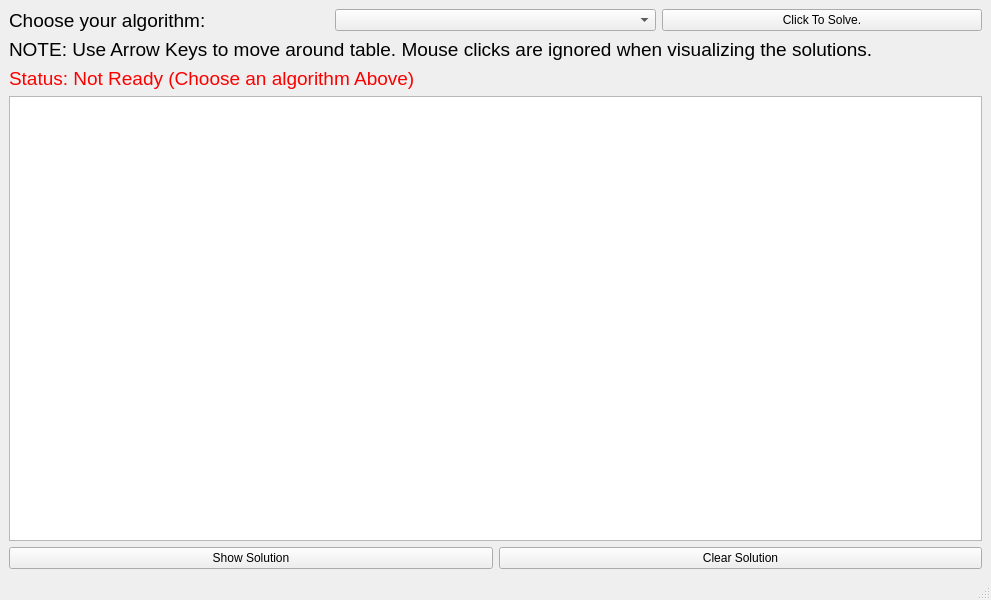
SaifMasoud/knapsack-visualizer, file knapsack_visualizer/knapsack_layout.ui: the form before one commit.
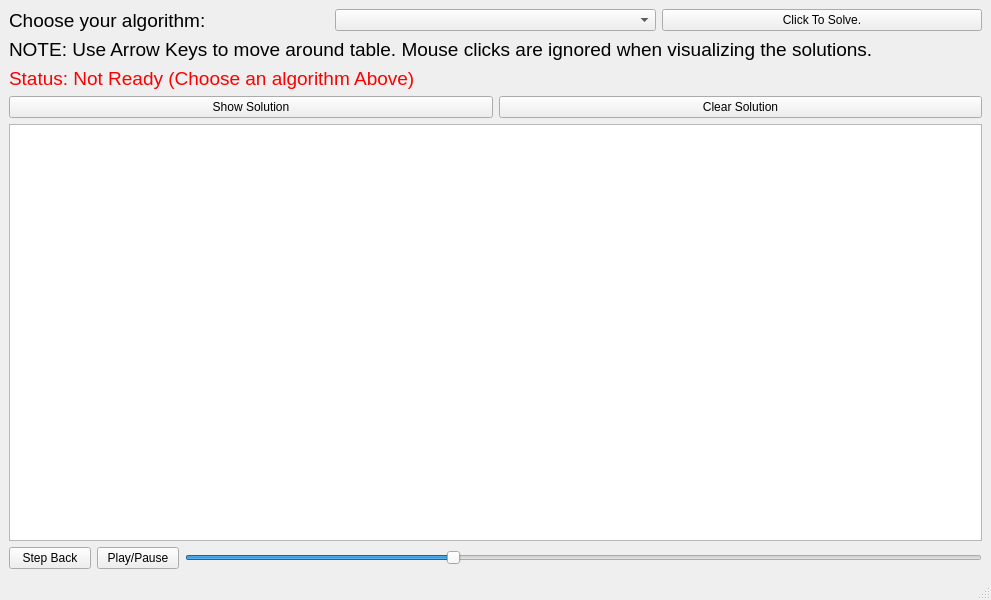
The form after the commit. Custom widgets are drawn as their Qt base class.

Commit message: Play/Pause/Step, Tracking dp by coordinates instead.

```diff
--- a/knapsack_visualizer/knapsack_layout.ui
+++ b/knapsack_visualizer/knapsack_layout.ui
@@ -67,12 +67,6 @@
         </property>
        </widget>
       </item>
-      <item>
-       <layout class="QHBoxLayout" name="horizontalLayout_3"/>
-      </item>
-      <item>
-       <widget class="DPQTableWidget" name="dp_table"/>
-      </item>
       <item>
        <layout class="QHBoxLayout" name="horizontalLayout">
         <item>
@@ -91,6 +85,55 @@
         </item>
        </layout>
       </item>
+      <item>
+       <layout class="QHBoxLayout" name="horizontalLayout_3"/>
+      </item>
+      <item>
+       <widget class="DPQTableWidget" name="dp_table"/>
+      </item>
+      <item>
+       <layout class="QHBoxLayout" name="horizontalLayout_2">
+        <item>
+         <widget class="QPushButton" name="step_back_btn">
+          <property name="text">
+           <string>Step Back</string>
+          </property>
+         </widget>
+        </item>
+        <item>
+         <widget class="QPushButton" name="pause_btn">
+          <property name="text">
+           <string>Play/Pause</string>
+          </property>
+         </widget>
+        </item>
+        <item>
+         <widget class="QSlider" name="speed_slider">
+          <property name="maximumSize">
+           <size>
+            <width>797</width>
+            <height>16777215</height>
+           </size>
+          </property>
+          <property name="maximum">
+           <number>3000</number>
+          </property>
+          <property name="singleStep">
+           <number>100</number>
+          </property>
+          <property name="pageStep">
+           <number>100</number>
+          </property>
+          <property name="sliderPosition">
+           <number>1000</number>
+          </property>
+          <property name="orientation">
+           <enum>Qt::Horizontal</enum>
+          </property>
+         </widget>
+        </item>
+       </layout>
+      </item>
      </layout>
     </item>
    </layout>
```
The commit also changes 4 other files.
